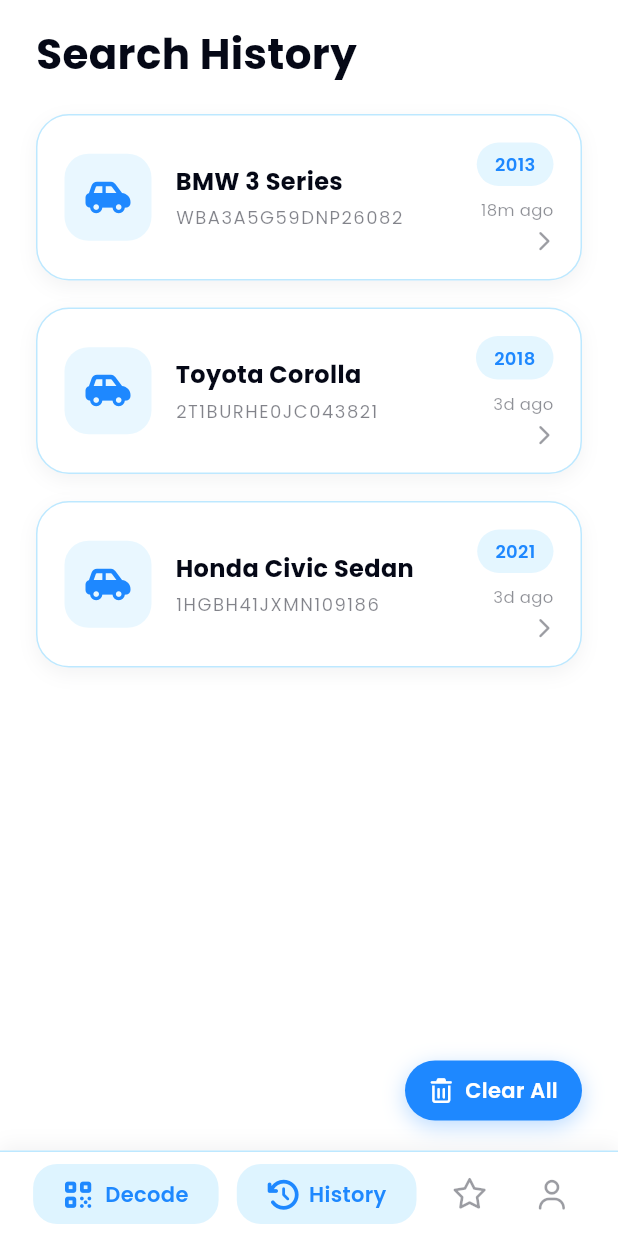
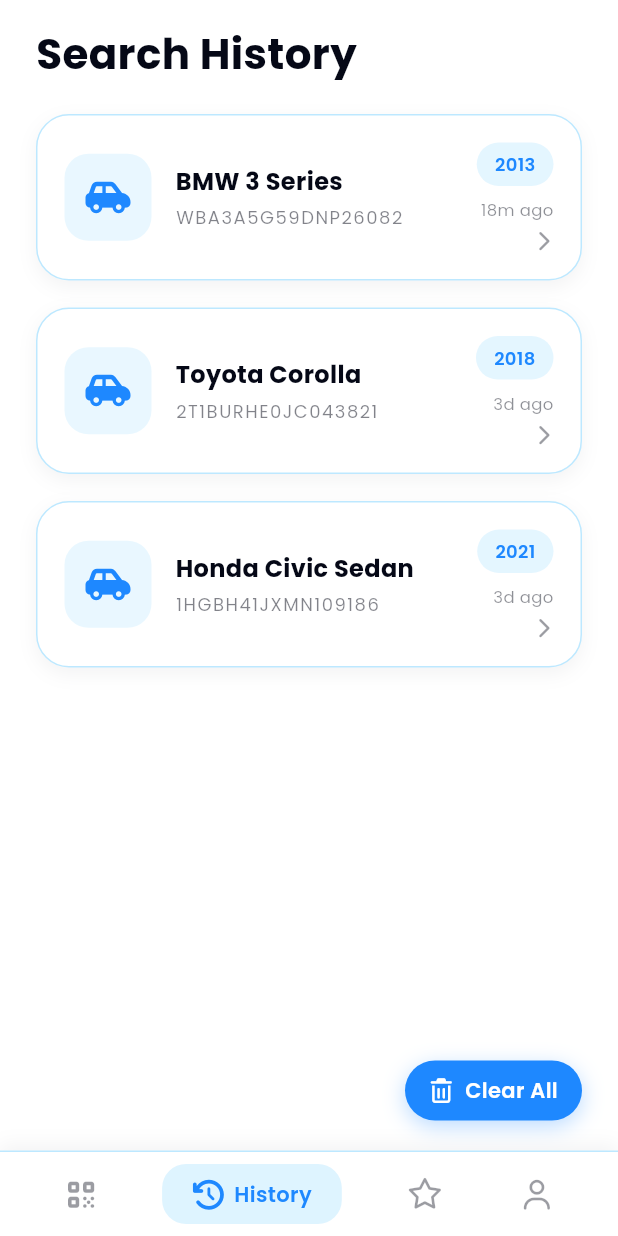
Before and after one commit to IrwanS99/vin-mobile, a Flutter app: the screen it shows after launch, item 2 of the bottom bar chosen, on a phone screen of 412 x 824 dp. Run offline on Flutter 3.47's test engine with Material 3 defaults, Android fonts, the phone set to English and light mode, and no system bars; our stand-ins replace font_awesome_flutter, get, google_fonts.

Commit message:
REVISI: - kenapa ketika di klik menu History muncul juga Decode? - posisi saya sedang di page History dan klik page Favorites tapi tidak ada perubahan

```diff
--- a/lib/app/views/history_view.dart
+++ b/lib/app/views/history_view.dart
@@ -4,6 +4,7 @@
 import 'package:font_awesome_flutter/font_awesome_flutter.dart';
 import '../controllers/history_controller.dart';
 import '../controllers/home_controller.dart';
+import '../routes/app_routes.dart';
 import '../theme/app_colors.dart';
 import '../widgets/history_card.dart';
 import '../widgets/clear_all_button.dart';
@@ -24,16 +25,12 @@
                 padding: const EdgeInsets.symmetric(horizontal: 24),
                 child: Column(
                   children: [
-                    Expanded(
-                      child: _buildHistoryList(),
-                    ),
+                    Expanded(child: _buildHistoryList()),
                     Padding(
                       padding: const EdgeInsets.only(top: 16),
                       child: Row(
                         mainAxisAlignment: MainAxisAlignment.end,
-                        children: const [
-                          ClearAllButton(),
-                        ],
+                        children: const [ClearAllButton()],
                       ),
                     ),
                     const SizedBox(height: 20),
@@ -142,17 +139,36 @@
           child: SafeArea(
             child: Padding(
               padding: const EdgeInsets.symmetric(horizontal: 16, vertical: 8),
-              child: Obx(() {
-                return Row(
-                  mainAxisAlignment: MainAxisAlignment.spaceAround,
-                  children: [
-                    _buildNavItem(0, FontAwesomeIcons.qrcode, 'Decode', homeController),
-                    _buildNavItem(1, FontAwesomeIcons.clockRotateLeft, 'History', homeController, isActive: true),
-                    _buildNavItem(2, FontAwesomeIcons.star, 'Favorites', homeController),
-                    _buildNavItem(3, FontAwesomeIcons.user, 'Profile', homeController),
-                  ],
-                );
-              }),
+              child: Row(
+                mainAxisAlignment: MainAxisAlignment.spaceAround,
+                children: [
+                  _buildNavItem(
+                    0,
+                    FontAwesomeIcons.qrcode,
+                    'Decode',
+                    homeController,
+                  ),
+                  _buildNavItem(
+                    1,
+                    FontAwesomeIcons.clockRotateLeft,
+                    'History',
+                    homeController,
+                    isActive: true,
+                  ),
+                  _buildNavItem(
+                    2,
+                    FontAwesomeIcons.star,
+                    'Favorites',
+                    homeController,
+                  ),
+                  _buildNavItem(
+                    3,
+                    FontAwesomeIcons.user,
+                    'Profile',
+                    homeController,
+                  ),
+                ],
+              ),
             ),
           ),
         );
@@ -160,15 +176,26 @@
     );
   }
 
-  Widget _buildNavItem(int index, IconData icon, String label, HomeController homeController, {bool isActive = false}) {
-    final isCurrentActive = homeController.currentIndex.value == index || isActive;
+  Widget _buildNavItem(
+    int index,
+    IconData icon,
+    String label,
+    HomeController homeController, {
+    bool isActive = false,
+  }) {
+    final isCurrentActive = isActive;
 
     return GestureDetector(
       onTap: () {
-        homeController.changePage(index);
+        homeController.currentIndex.value = index;
         if (index == 0) {
-          Get.back();
+          Get.offAllNamed(AppRoutes.home);
+        } else if (index == 2) {
+          Get.offNamed(AppRoutes.favorites);
+        } else if (index == 3) {
+          Get.offNamed(AppRoutes.profile);
         }
+        // index == 1 (History): already on this page, do nothing
       },
       child: AnimatedContainer(
         duration: const Duration(milliseconds: 200),
@@ -177,7 +204,9 @@
           vertical: 10,
         ),
         decoration: BoxDecoration(
-          color: isCurrentActive ? AppColors.softBlue.withValues(alpha: 0.15) : Colors.transparent,
+          color: isCurrentActive
+              ? AppColors.softBlue.withValues(alpha: 0.15)
+              : Colors.transparent,
           borderRadius: BorderRadius.circular(16),
         ),
         child: Row(
@@ -185,7 +214,9 @@
           children: [
             Icon(
               icon,
-              color: isCurrentActive ? AppColors.royalBlue : AppColors.darkNavy.withValues(alpha: 0.4),
+              color: isCurrentActive
+                  ? AppColors.royalBlue
+                  : AppColors.darkNavy.withValues(alpha: 0.4),
               size: 20,
             ),
             if (isCurrentActive) ...[
```
Also changed, not shown: lib/app/views/favorites_view.dart (+4 -6 lines), lib/app/views/home_view.dart (+20 -8 lines), lib/app/views/profile_view.dart (+5 -3 lines), lib/app/widgets/app_bottom_nav.dart (+18 -14 lines), 1 other file.
